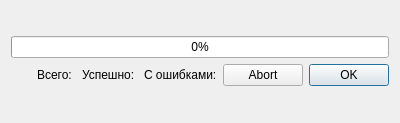
First picture: the form in src/dialogprogress.ui, repository p166/BillDownloader, before the edit.
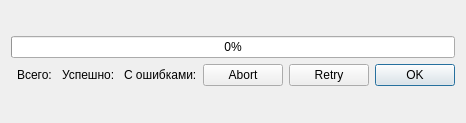
Second picture: the form after the edit.

What changed in the file:
```diff
--- a/src/dialogprogress.ui
+++ b/src/dialogprogress.ui
@@ -16,6 +16,13 @@
   <layout class="QGridLayout" name="gridLayout_2">
    <item row="0" column="0">
     <layout class="QGridLayout" name="gridLayout">
+     <item row="1" column="2">
+      <widget class="QLabel" name="lbSuccess">
+       <property name="text">
+        <string>Успешно: </string>
+       </property>
+      </widget>
+     </item>
      <item row="1" column="4">
       <widget class="QPushButton" name="btAbort">
        <property name="text">
@@ -23,6 +30,23 @@
        </property>
       </widget>
      </item>
+     <item row="1" column="6">
+      <widget class="QPushButton" name="btOK">
+       <property name="text">
+        <string>OK</string>
+       </property>
+       <property name="default">
+        <bool>true</bool>
+       </property>
+      </widget>
+     </item>
+     <item row="1" column="1">
+      <widget class="QLabel" name="lbTotal">
+       <property name="text">
+        <string>Всего: </string>
+       </property>
+      </widget>
+     </item>
      <item row="1" column="0">
       <spacer name="horizontalSpacer">
        <property name="orientation">
@@ -36,17 +60,10 @@
        </property>
       </spacer>
      </item>
-     <item row="1" column="1">
-      <widget class="QLabel" name="lbTotal">
-       <property name="text">
-        <string>Всего: </string>
-       </property>
-      </widget>
-     </item>
-     <item row="1" column="2">
-      <widget class="QLabel" name="lbSuccess">
-       <property name="text">
-        <string>Успешно: </string>
+     <item row="0" column="0" colspan="7">
+      <widget class="QProgressBar" name="pbProgress">
+       <property name="value">
+        <number>0</number>
        </property>
       </widget>
      </item>
@@ -58,19 +75,9 @@
       </widget>
      </item>
      <item row="1" column="5">
-      <widget class="QPushButton" name="btOK">
+      <widget class="QPushButton" name="btRetry">
        <property name="text">
-        <string>OK</string>
-       </property>
-       <property name="default">
-        <bool>true</bool>
-       </property>
-      </widget>
-     </item>
-     <item row="0" column="0" colspan="6">
-      <widget class="QProgressBar" name="pbProgress">
-       <property name="value">
-        <number>0</number>
+        <string>Retry</string>
        </property>
       </widget>
      </item>
```
